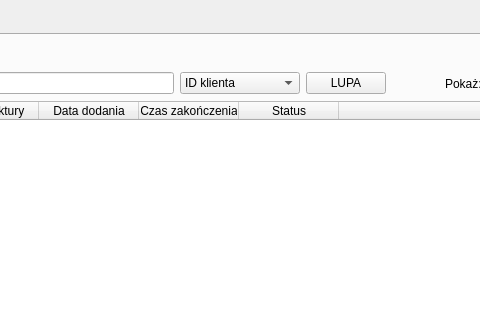
HBuczynski/Fabryka_okien, file app/ui/mainwindow.ui: the form before one commit; both pictures show x 282 to 762 and y 0 to 320 of the 1223 by 605 pixel window.
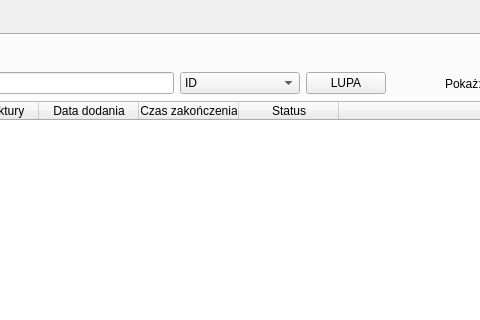
The form after the commit.

Commit message: Added invoices search, corrected main window ui in Klienci and Zamówienia cards

The edit to the form file:
```diff
--- a/app/ui/mainwindow.ui
+++ b/app/ui/mainwindow.ui
@@ -98,7 +98,7 @@
                 </property>
                 <item>
                  <property name="text">
-                  <string>ID klienta</string>
+                  <string>ID</string>
                  </property>
                 </item>
                 <item>
```
Left out of the diff: 26 changed lines with no effect on the pictures. The commit also changes 3 other files.
